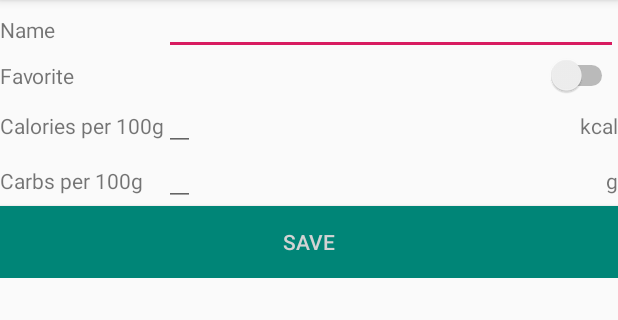
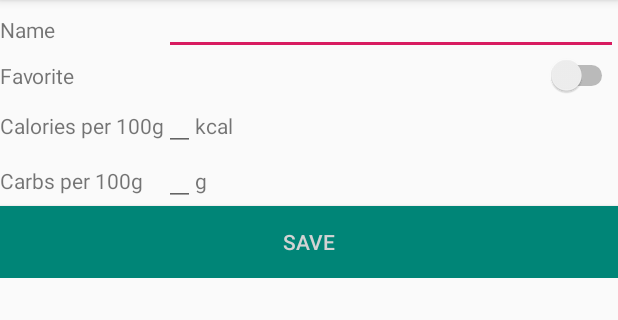
Before and after one commit to UlricusR/Android-EasyFPU, an Android app: the NewFoodActivity screen opened directly, with no data from a screen before it, on a phone screen of 412 x 824 dp, the part 84-404 px from its top. Run offline under Robolectric (Android 15) with nearby library versions, the phone set to English and light mode, and no system bars.

Commit message:
Displaying warnings if food is entered incorrectly

```diff
--- a/app/src/main/res/layout/activity_new_food.xml
+++ b/app/src/main/res/layout/activity_new_food.xml
@@ -64,7 +64,7 @@
             android:id="@+id/calories_unit"
             android:layout_width="wrap_content"
             android:layout_height="wrap_content"
-            android:layout_gravity="right"
+            android:layout_gravity="left"
             android:text="@string/calories_unit" />
 
         <TextView
@@ -88,7 +88,7 @@
             android:id="@+id/carbs_unit"
             android:layout_width="wrap_content"
             android:layout_height="wrap_content"
-            android:layout_gravity="right"
+            android:layout_gravity="left"
             android:text="@string/carbs_unit" />
 
         <Button
--- a/app/src/main/res/values/strings.xml
+++ b/app/src/main/res/values/strings.xml
@@ -9,4 +9,8 @@
     <string name="carbs_unit">g</string>
     <string name="button_save">Save</string>
     <string name="empty_not_saved">Food not saved because data are missing.</string>
+    <string name="newfood_error_carbsorcalbelowzero">Calories as well as carbs must not be negative for food</string>
+    <string name="newfood_error_calslargercarbs1">Cannot save new food</string>
+    <string name="newfood_error_calslargercarbs2">: Calories from carbs (1g ~ 4kcal) of</string>
+    <string name="newfood_error_calslargercarbs3">larger than total calories of</string>
 </resources>
```
Also changed, not shown: app/src/main/java/info/rueth/fpucalculator/NewFoodActivity.java (+22 -17 lines).
